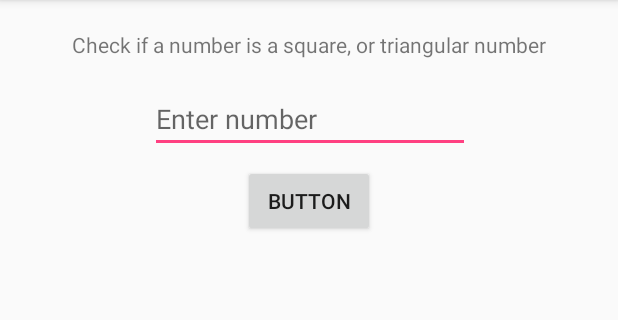
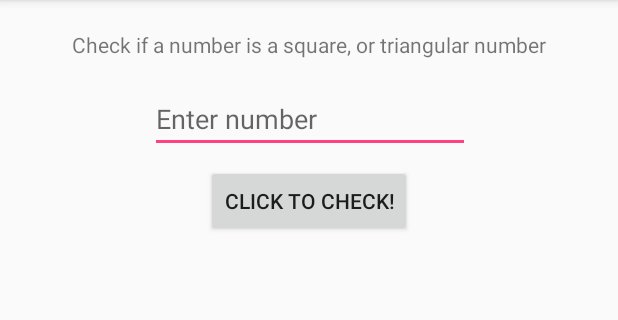
Before and after one commit to Vishnu-Adda/MyAppNumberShapes, an Android app: the screen it shows after launch (MainActivity), on a phone screen of 412 x 824 dp, the part 84-404 px from its top. Run offline under Robolectric (Android 15) with nearby library versions, the phone set to English and light mode, and no system bars.

```diff
--- a/app/src/main/res/layout/activity_main.xml
+++ b/app/src/main/res/layout/activity_main.xml
@@ -55,11 +55,10 @@
         android:layout_marginStart="8dp"
         android:layout_marginTop="8dp"
         android:onClick="onClick"
-        android:text="Button"
+        android:text="Click To Check!"
         app:layout_constraintBottom_toBottomOf="parent"
         app:layout_constraintEnd_toEndOf="parent"
         app:layout_constraintStart_toStartOf="parent"
         app:layout_constraintTop_toBottomOf="@+id/numberEntered"
-        app:layout_constraintVertical_bias="0.0"
-        tools:text="Click to Check!" />
+        app:layout_constraintVertical_bias="0.0" />
 </android.support.constraint.ConstraintLayout>
```
Also changed, not shown: app/src/main/java/com/someapp/vishnu/myappnumbershapes/MainActivity.java (+26 -0 lines), app/src/main/java/com/someapp/vishnu/myappnumbershapes/ShapeNumber.java (+14 -0 lines).
